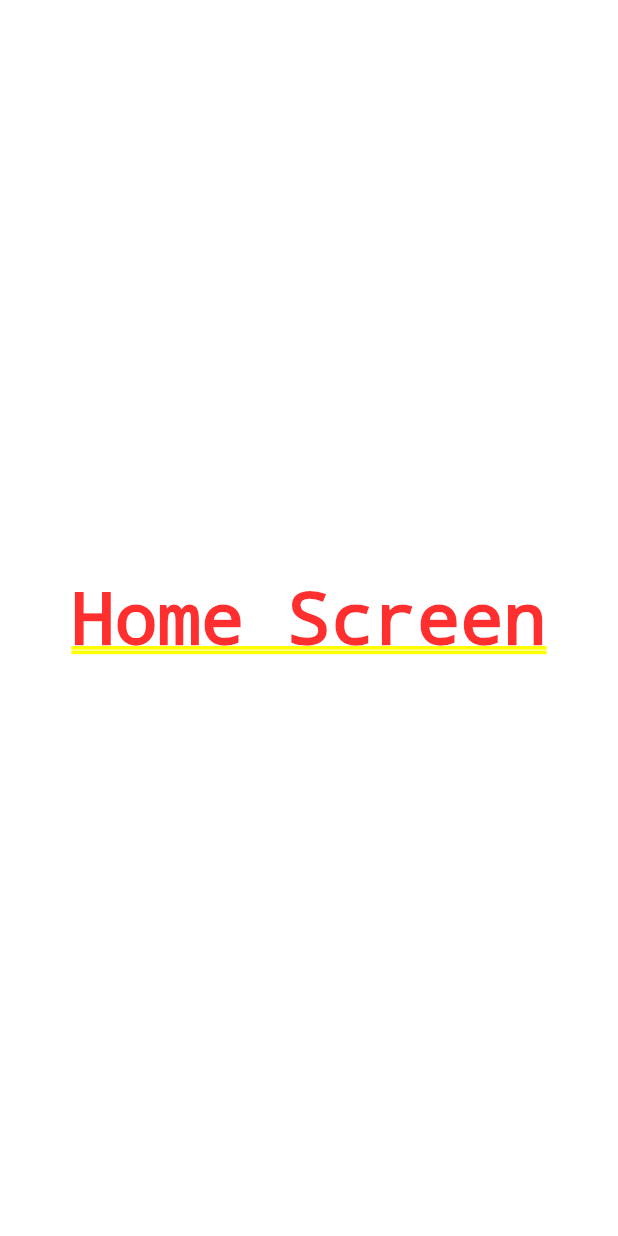
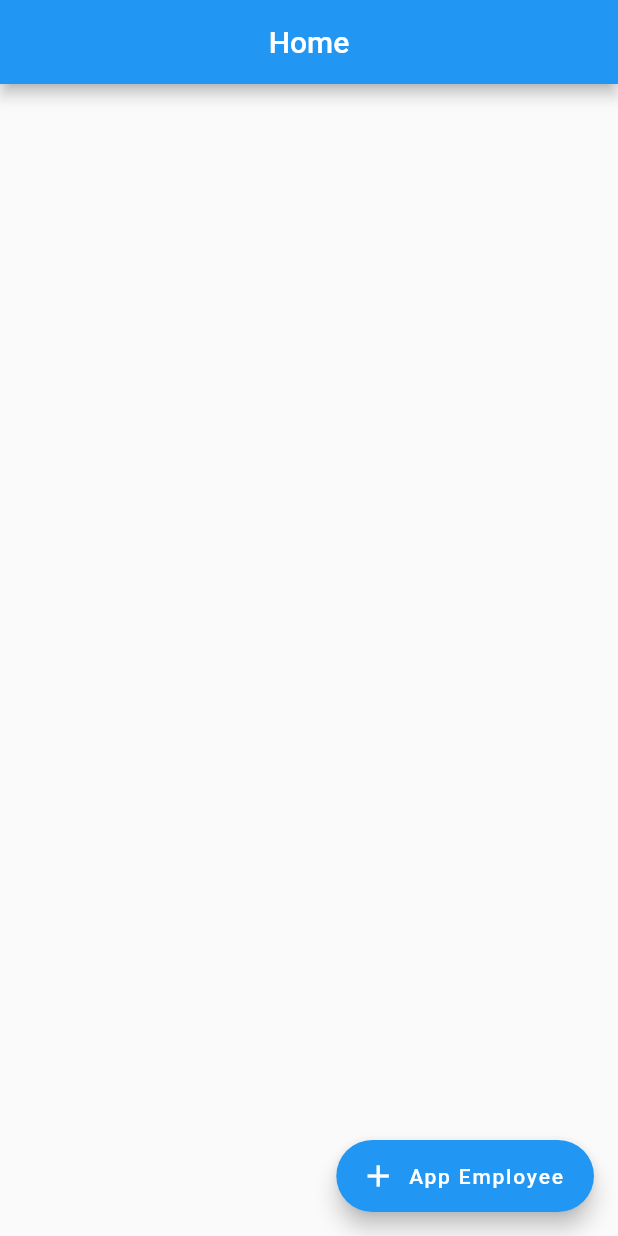
Before and after one commit to LamNamBoDoi/github-flutter, a Flutter app: the screen it shows after launch, on a phone screen of 412 x 824 dp. Run offline on Flutter 3.47's test engine with Material 2 defaults, Android fonts, the light colour scheme and no system bars.

Commit message:
App Navigation and TextFormFile

```diff
--- a/lib/route/route_generator.dart
+++ b/lib/route/route_generator.dart
@@ -1,16 +1,14 @@
 import 'package:flutter/material.dart';
+import 'package:hello_world/screen/add_employee_sreen.dart';
 import 'package:hello_world/screen/home_screen.dart';
-import 'package:hello_world/screen/add_employee_sreen.dart';
 
 class RouteGenerator {
   static Route<dynamic> generteRoute(RouteSettings settings) {
     switch (settings.name) {
       case '/':
-        return MaterialPageRoute(builder: (_) => const HomeScreen());
-
+        return MaterialPageRoute(builder: (_) => HomeScreen());
       case '/add_employee':
-        return MaterialPageRoute(builder: (_) => const AddEmployeeScreen());
-
+        return MaterialPageRoute(builder: (_) => AddEmployee());
       default:
         return _errorRoute();
     }
@@ -26,12 +24,10 @@ class RouteGenerator {
         body: Center(
           child: Text(
             'Sorry no route was found!',
-              style: TextStyle(
-                color: Colors.red,
-                fontSize: 18,
+            style: TextStyle(color: Colors.red, fontSize: 18),
           ),
         ),
-          ));
+      );
     });
   }
 }
--- a/lib/screen/home_screen.dart
+++ b/lib/screen/home_screen.dart
@@ -1,12 +1,26 @@
 import 'package:flutter/material.dart';
 
 class HomeScreen extends StatelessWidget {
-  const HomeScreen({super.key});
+  HomeScreen({super.key});
 
   @override
   Widget build(BuildContext context) {
-    return Container(
-      child: Center(child: Text('Home Screen')),
+    return Scaffold(
+      appBar: AppBar(
+        title: Text('Home'),
+        centerTitle: true,
+      ),
+      body: Column(
+        children: [],
+      ),
+      floatingActionButton: FloatingActionButton.extended(
+          onPressed: () {
+            Navigator.pushNamed(context, '/add_employee');
+          },
+          icon: Icon(
+            Icons.add,
+          ),
+          label: Text('App Employee')),
     );
   }
 }
```
Also changed, not shown: lib/main.dart (+2 -5 lines), lib/screen/add_employee_sreen.dart (+26 -6 lines). Lines whose indentation alone changed are shown as unchanged.
